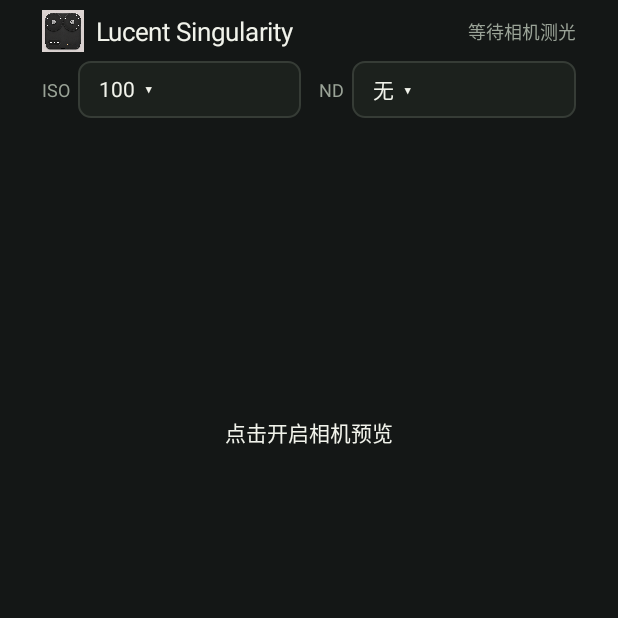
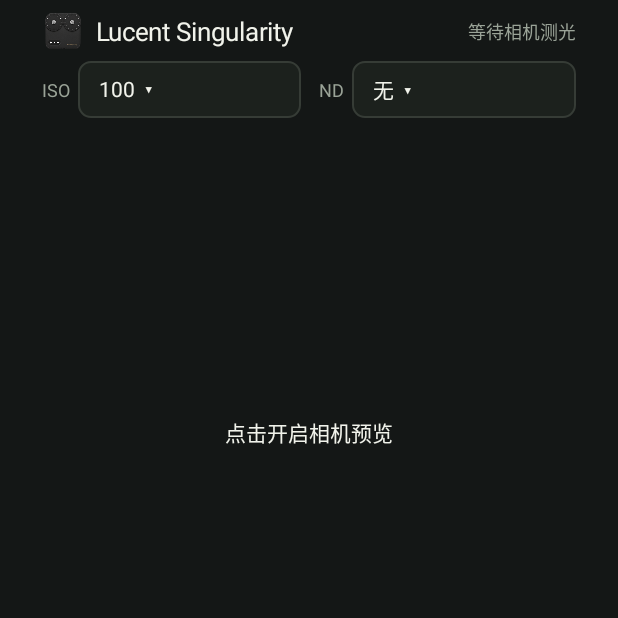
Before and after one commit to qianyu12138/Lucent-Singularity, an Android app: the screen it shows after launch (MainActivity), on a phone screen of 412 x 824 dp, the top half of it. Run offline under Robolectric (Android 15) with nearby library versions, the phone set to English and light mode, and no system bars; libraries missing offline, so code that uses them is left out: androidx.camera.camera2, androidx.camera.core, androidx.camera.lifecycle, androidx.camera.view; 10 statements that could not run were skipped.

Commit message:
Use a transparent cutout for the home header image

```diff
--- a/app/src/main/java/com/syl/lux/MainActivity.java
+++ b/app/src/main/java/com/syl/lux/MainActivity.java
@@ -87,7 +87,7 @@ private double[] enabled
         LinearLayout root=column();root.setBackgroundColor(color(BG));root.setClipToPadding(false);root.setClipChildren(false);root.setPadding(dp(28),dp(6),dp(28),dp(6));setContentView(root);
         root.setOnApplyWindowInsetsListener((v,i)->{if(Build.VERSION.SDK_INT>=30){android.graphics.Insets b=i.getInsets(WindowInsets.Type.systemBars()|WindowInsets.Type.displayCutout());v.setPadding(dp(28)+b.left,dp(6)+b.top,dp(28)+b.right,dp(6)+b.bottom);}else v.setPadding(dp(28)+i.getSystemWindowInsetLeft(),dp(6)+i.getSystemWindowInsetTop(),dp(28)+i.getSystemWindowInsetRight(),dp(6)+i.getSystemWindowInsetBottom());return i;});root.requestApplyInsets();
         LinearLayout header=new LinearLayout(this);header.setGravity(Gravity.CENTER_VERTICAL);
-        ImageView icon=new ImageView(this);icon.setImageResource(R.drawable.singularity_icon);icon.setScaleType(ImageView.ScaleType.FIT_CENTER);icon.setImportantForAccessibility(View.IMPORTANT_FOR_ACCESSIBILITY_NO);
+        ImageView icon=new ImageView(this);icon.setImageResource(R.drawable.singularity_header);icon.setScaleType(ImageView.ScaleType.FIT_CENTER);icon.setImportantForAccessibility(View.IMPORTANT_FOR_ACCESSIBILITY_NO);
         LinearLayout.LayoutParams iconLp=new LinearLayout.LayoutParams(dp(28),dp(28));iconLp.setMarginEnd(dp(8));header.addView(icon,iconLp);
         TextView brand=text(getString(R.string.app_name),17,FG);brand.setGravity(Gravity.CENTER_VERTICAL);brand.setSingleLine(true);brand.setEllipsize(android.text.TextUtils.TruncateAt.END);header.addView(brand,new LinearLayout.LayoutParams(0,dp(30),1));status=text("等待测光",12,MUTED);status.setGravity(Gravity.END|Gravity.CENTER_VERTICAL);header.addView(status);root.addView(header);
 LinearLayout options=new LinearLayout(this);options.setGravity(Gravity.CENTER_VERTICAL);options.addView(text("ISO  ",12,MUTED));TextView iso=groupOption(ISOS[isoIndex]+"  ▾",false,false);LinearLayout.LayoutParams ip=new LinearLayout.LayoutParams(0,dp(38),1);ip.setMarginEnd(dp(12));options.addView(iso,ip);options.addView(text("ND  ",12,MUTED));String[] nds=new String[21];nds[0]="无";for(int i=1;i<21;i++)nds[i]=i+" 档";TextView filter=groupOption(nds[nd]+"  ▾",false,false);options.addView(filter,new LinearLayout.LayoutParams(0,dp(38),1));LinearLayout.LayoutParams op=new LinearLayout.LayoutParams(-1,dp(48));root.addView(options,op);iso.setOnClickListener(v->selectValue("ISO 感光度",ISOS,isoIndex,i->{isoIndex=i;iso.setText(ISOS[i]+"  ▾");save();render();}));filter.setOnClickListener(v->selectValue("ND 减光镜",nds,nd,i->{nd=i;filter.setText(nds[i]+"  ▾");save();render();}));
```
Also changed, not shown: app/src/main/res/drawable-nodpi/singularity_header.png (added).
